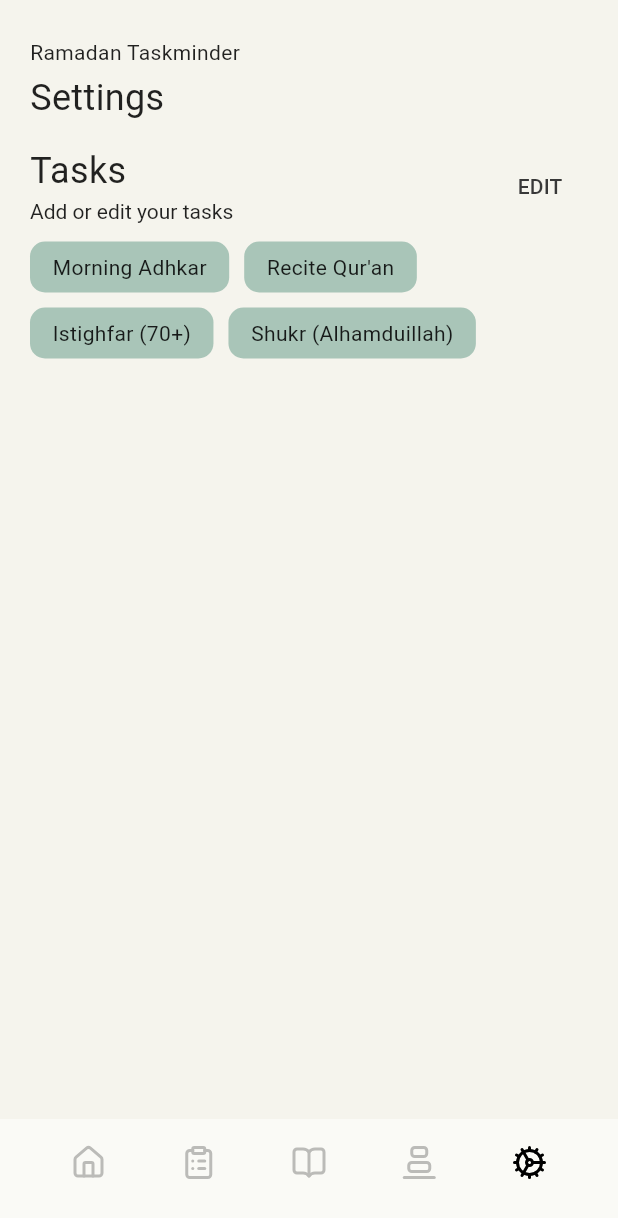
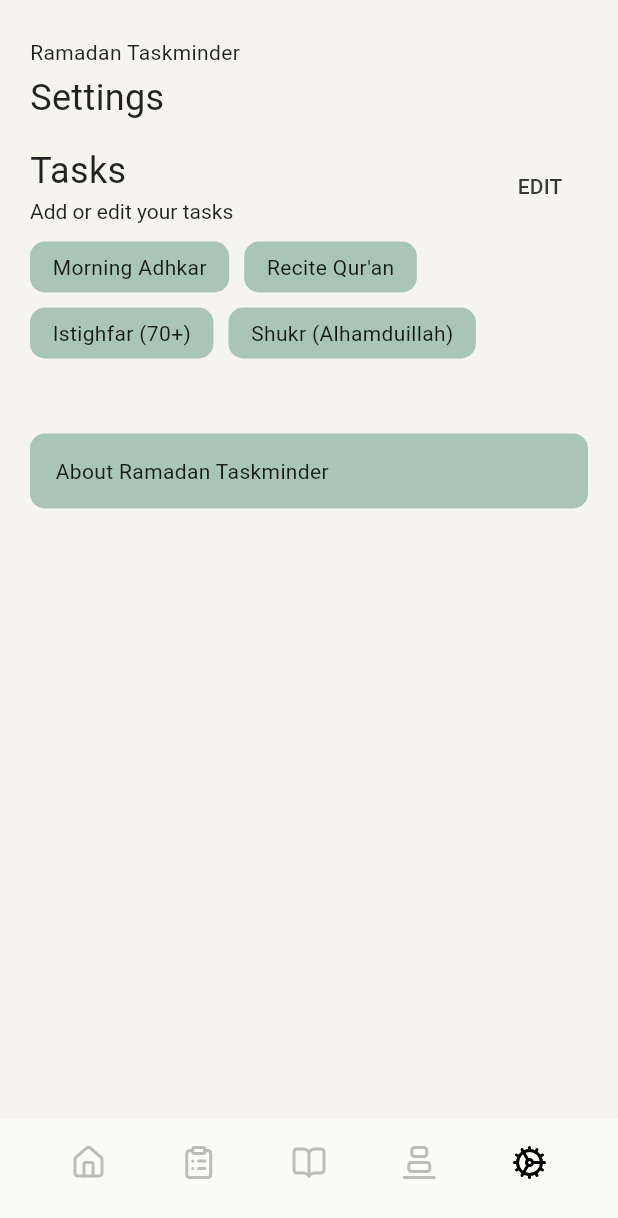
Before and after one commit to hkamran80/ramadan-taskminder, a Flutter app: the SettingsScreen screen opened by its route, on a phone screen of 412 x 824 dp. Shown: the top 1218 px of the screen. Run offline on Flutter 3.47's test engine with Material 2 defaults, Android fonts, the light colour scheme and no system bars; our stand-ins replace go_router, google_fonts, hijri, hive_flutter, lucide_icons, shared_preferences; accounts and stored records are empty; Roboto replaces fonts that are missing (Numans).

Commit message:
Add link to about page

```diff
--- a/lib/screens/settings.dart
+++ b/lib/screens/settings.dart
@@ -8,6 +8,7 @@ import 'package:ramadan_taskminder/widgets/page_footer.dart';
 import 'package:ramadan_taskminder/widgets/page_header.dart';
 import 'package:ramadan_taskminder/widgets/section_header.dart';
 import 'package:ramadan_taskminder/widgets/statistic_card.dart';
+import 'package:ramadan_taskminder/widgets/wide_card.dart';
 
 class SettingsScreen extends StatefulWidget {
   const SettingsScreen({super.key});
@@ -64,7 +65,8 @@ class _SettingsScreenState extends State<SettingsScreen> {
                               title: "Tasks",
                               subtitle: "Add or edit your tasks",
                               buttonText: "Edit",
-                              onClick: () => GoRouter.of(context).push("/settings/tasks"),
+                              onClick: () =>
+                                  GoRouter.of(context).push("/settings/tasks"),
                             ),
                             const SizedBox(height: 10),
                             Wrap(
@@ -82,6 +84,14 @@ class _SettingsScreenState extends State<SettingsScreen> {
                           ],
                         ),
                         const SizedBox(
+                          height: 50,
+                        ),
+                        WideCard(
+                          content: "About Ramadan Taskminder",
+                          onTap: () =>
+                              GoRouter.of(context).push("/settings/about"),
+                        ),
+                        const SizedBox(
                           height: 75,
                         ),
                       ],
```
